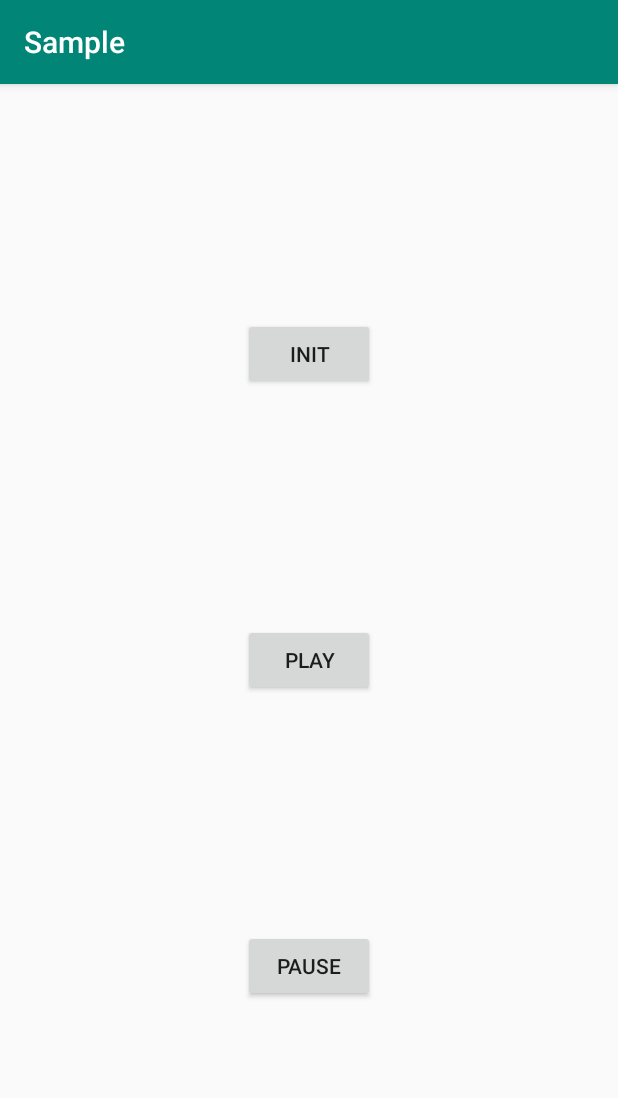
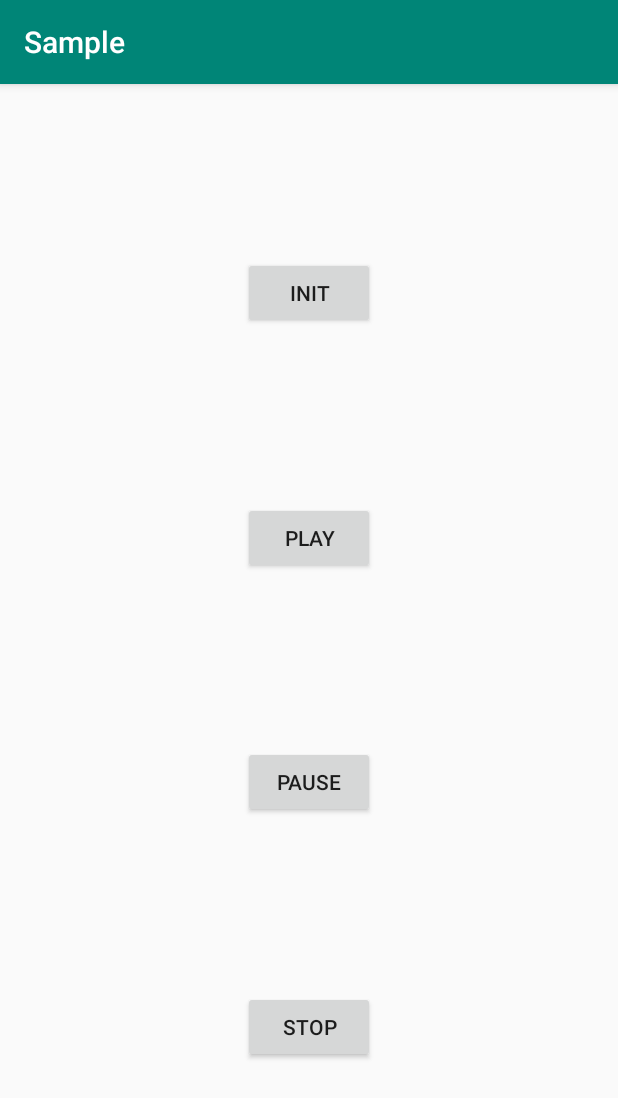
Before and after one commit to iamdennisme/polyhymnia, an Android app: the screen it shows after launch (MainActivity), on a phone screen of 412 x 824 dp. Shown: the top 1098 px of the screen. Run offline under Robolectric (Android 15) with nearby library versions, the phone set to English and light mode, and no system bars; libraries missing offline, so code that uses them is left out: com.tbruyelle.rxpermissions2; 1 statement that could not run was skipped.

Commit message:
feat: add isInit and stop

```diff
--- a/app/src/main/java/com/dennisce/polyhymnia/sample/MainActivity.kt
+++ b/app/src/main/java/com/dennisce/polyhymnia/sample/MainActivity.kt
@@ -56,5 +56,8 @@ class MainActivity : AppCompatActivity() {
         btn_pause.setOnClickListener {
             player.pause()
         }
+        btn_stop.setOnClickListener {
+            player.stop()
+        }
     }
 }
--- a/app/src/main/res/layout/activity_main.xml
+++ b/app/src/main/res/layout/activity_main.xml
@@ -11,27 +11,39 @@
             android:text="init"
             android:layout_width="wrap_content"
             android:layout_height="wrap_content"
-            android:id="@+id/btn_prepare" app:layout_constraintTop_toTopOf="parent"
-            app:layout_constraintBottom_toTopOf="@+id/btn_play" app:layout_constraintEnd_toEndOf="parent"
+            android:id="@+id/btn_prepare"
+            app:layout_constraintEnd_toEndOf="parent"
             android:layout_marginEnd="8dp" app:layout_constraintStart_toStartOf="parent"
-            android:layout_marginStart="8dp" app:layout_constraintHorizontal_bias="0.5"/>
+            android:layout_marginStart="8dp" app:layout_constraintHorizontal_bias="0.5"
+            app:layout_constraintTop_toTopOf="parent" app:layout_constraintBottom_toTopOf="@+id/btn_play"/>
     <Button
             android:text="play"
             android:layout_width="wrap_content"
             android:layout_height="wrap_content"
             android:id="@+id/btn_play"
+            app:layout_constraintStart_toStartOf="parent"
+            android:layout_marginStart="8dp" app:layout_constraintEnd_toEndOf="parent" android:layout_marginEnd="8dp"
+            app:layout_constraintHorizontal_bias="0.5"
             app:layout_constraintTop_toBottomOf="@+id/btn_prepare"
-            app:layout_constraintBottom_toTopOf="@+id/btn_pause" app:layout_constraintStart_toStartOf="parent"
-            android:layout_marginStart="8dp" app:layout_constraintEnd_toEndOf="parent" android:layout_marginEnd="8dp"
-            app:layout_constraintHorizontal_bias="0.5"/>
+            app:layout_constraintBottom_toTopOf="@+id/btn_pause"/>
     <Button
             android:text="pause"
             android:layout_width="wrap_content"
             android:layout_height="wrap_content"
             android:id="@+id/btn_pause"
-            app:layout_constraintBottom_toBottomOf="parent" app:layout_constraintTop_toBottomOf="@+id/btn_play"
             app:layout_constraintEnd_toEndOf="parent" android:layout_marginEnd="8dp"
             app:layout_constraintStart_toStartOf="parent" android:layout_marginStart="8dp"
-            app:layout_constraintHorizontal_bias="0.5"/>
+            app:layout_constraintHorizontal_bias="0.5"
+            app:layout_constraintTop_toBottomOf="@+id/btn_play" app:layout_constraintBottom_toTopOf="@+id/btn_stop"/>
+
+    <Button
+            android:text="stop"
+            android:layout_width="wrap_content"
+            android:layout_height="wrap_content"
+            android:id="@+id/btn_stop"
+            app:layout_constraintEnd_toEndOf="parent" android:layout_marginEnd="8dp"
+            app:layout_constraintStart_toStartOf="parent" android:layout_marginStart="8dp"
+            app:layout_constraintHorizontal_bias="0.5"
+            app:layout_constraintBottom_toBottomOf="parent" app:layout_constraintTop_toBottomOf="@+id/btn_pause"/>
 
 </androidx.constraintlayout.widget.ConstraintLayout>
--- a/polyhymnia/src/main/java/com/dennisce/polyhymnia/NdkPlayer.kt
+++ b/polyhymnia/src/main/java/com/dennisce/polyhymnia/NdkPlayer.kt
@@ -45,6 +45,8 @@ class NdkPlayer {
      */
     external fun seek(sec: Double)
 
+    external fun isInit():Boolean
+
 
     companion object {
         init {
```
Also changed, not shown: polyhymnia/src/main/java/com/dennisce/polyhymnia/PolyhymniaPlayer.kt (+64 -23 lines), 1 other file.
